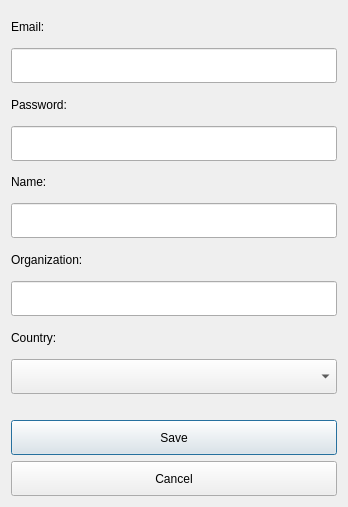
Above: LDMP/gui/DlgSettingsUpdate.ui from ConservationInternational/trends.earth before the change. Below: the same form after it.
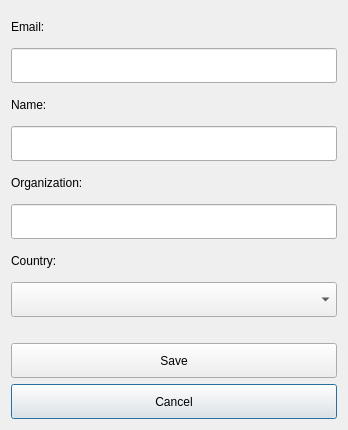
That is the form after the change.

Commit message: Add user deletion and remove set password from update dialog.

The edit to the form file:
```diff
--- a/LDMP/gui/DlgSettingsUpdate.ui
+++ b/LDMP/gui/DlgSettingsUpdate.ui
@@ -7,7 +7,7 @@
     <x>0</x>
     <y>0</y>
     <width>348</width>
-    <height>507</height>
+    <height>430</height>
    </rect>
   </property>
   <property name="sizePolicy">
@@ -20,6 +20,38 @@
    <string>Update user</string>
   </property>
   <layout class="QGridLayout" name="gridLayout">
+   <item row="8" column="0">
+    <spacer name="verticalSpacer">
+     <property name="orientation">
+      <enum>Qt::Vertical</enum>
+     </property>
+     <property name="sizeType">
+      <enum>QSizePolicy::Fixed</enum>
+     </property>
+     <property name="sizeHint" stdset="0">
+      <size>
+       <width>20</width>
+       <height>20</height>
+      </size>
+     </property>
+    </spacer>
+   </item>
+   <item row="5" column="0">
+    <widget class="QLineEdit" name="organization">
+     <property name="minimumSize">
+      <size>
+       <width>0</width>
+       <height>35</height>
+      </size>
+     </property>
+     <property name="inputMethodHints">
+      <set>Qt::ImhNone</set>
+     </property>
+     <property name="echoMode">
+      <enum>QLineEdit::Normal</enum>
+     </property>
+    </widget>
+   </item>
    <item row="0" column="0">
     <widget class="QLabel" name="label_2">
      <property name="sizePolicy">
@@ -33,6 +65,42 @@
      </property>
     </widget>
    </item>
+   <item row="7" column="0">
+    <widget class="QComboBox" name="country">
+     <property name="minimumSize">
+      <size>
+       <width>0</width>
+       <height>35</height>
+      </size>
+     </property>
+    </widget>
+   </item>
+   <item row="10" column="0">
+    <widget class="QPushButton" name="cancel">
+     <property name="minimumSize">
+      <size>
+       <width>0</width>
+       <height>35</height>
+      </size>
+     </property>
+     <property name="text">
+      <string>Cancel</string>
+     </property>
+    </widget>
+   </item>
+   <item row="3" column="0">
+    <widget class="QLineEdit" name="name">
+     <property name="minimumSize">
+      <size>
+       <width>0</width>
+       <height>35</height>
+      </size>
+     </property>
+     <property name="inputMethodHints">
+      <set>Qt::ImhNoAutoUppercase</set>
+     </property>
+    </widget>
+   </item>
    <item row="1" column="0">
     <widget class="QLineEdit" name="email">
      <property name="minimumSize">
@@ -49,91 +117,7 @@
      </property>
     </widget>
    </item>
-   <item row="2" column="0">
-    <widget class="QLabel" name="label_6">
-     <property name="sizePolicy">
-      <sizepolicy hsizetype="Preferred" vsizetype="Minimum">
-       <horstretch>0</horstretch>
-       <verstretch>0</verstretch>
-      </sizepolicy>
-     </property>
-     <property name="text">
-      <string>Password:</string>
-     </property>
-    </widget>
-   </item>
-   <item row="3" column="0">
-    <widget class="QLineEdit" name="password">
-     <property name="minimumSize">
-      <size>
-       <width>0</width>
-       <height>35</height>
-      </size>
-     </property>
-     <property name="inputMethodHints">
-      <set>Qt::ImhHiddenText|Qt::ImhNoAutoUppercase|Qt::ImhNoPredictiveText</set>
-     </property>
-     <property name="echoMode">
-      <enum>QLineEdit::Password</enum>
-     </property>
-    </widget>
-   </item>
-   <item row="4" column="0">
-    <widget class="QLabel" name="label_5">
-     <property name="sizePolicy">
-      <sizepolicy hsizetype="Preferred" vsizetype="Minimum">
-       <horstretch>0</horstretch>
-       <verstretch>0</verstretch>
-      </sizepolicy>
-     </property>
-     <property name="text">
-      <string>Name:</string>
-     </property>
-    </widget>
-   </item>
-   <item row="5" column="0">
-    <widget class="QLineEdit" name="name">
-     <property name="minimumSize">
-      <size>
-       <width>0</width>
-       <height>35</height>
-      </size>
-     </property>
-     <property name="inputMethodHints">
-      <set>Qt::ImhNoAutoUppercase</set>
-     </property>
-    </widget>
-   </item>
    <item row="6" column="0">
-    <widget class="QLabel" name="label_3">
-     <property name="sizePolicy">
-      <sizepolicy hsizetype="Preferred" vsizetype="Minimum">
-       <horstretch>0</horstretch>
-       <verstretch>0</verstretch>
-      </sizepolicy>
-     </property>
-     <property name="text">
-      <string>Organization:</string>
-     </property>
-    </widget>
-   </item>
-   <item row="7" column="0">
-    <widget class="QLineEdit" name="organization">
-     <property name="minimumSize">
-      <size>
-       <width>0</width>
-       <height>35</height>
-      </size>
-     </property>
-     <property name="inputMethodHints">
-      <set>Qt::ImhNone</set>
-     </property>
-     <property name="echoMode">
-      <enum>QLineEdit::Normal</enum>
-     </property>
-    </widget>
-   </item>
-   <item row="8" column="0">
     <widget class="QLabel" name="label_4">
      <property name="sizePolicy">
       <sizepolicy hsizetype="Preferred" vsizetype="Minimum">
@@ -146,33 +130,20 @@
      </property>
     </widget>
    </item>
+   <item row="4" column="0">
+    <widget class="QLabel" name="label_3">
+     <property name="sizePolicy">
+      <sizepolicy hsizetype="Preferred" vsizetype="Minimum">
+       <horstretch>0</horstretch>
+       <verstretch>0</verstretch>
+      </sizepolicy>
+     </property>
+     <property name="text">
+      <string>Organization:</string>
+     </property>
+    </widget>
+   </item>
    <item row="9" column="0">
-    <widget class="QComboBox" name="country">
-     <property name="minimumSize">
-      <size>
-       <width>0</width>
-       <height>35</height>
-      </size>
-     </property>
-    </widget>
-   </item>
-   <item row="10" column="0">
-    <spacer name="verticalSpacer">
-     <property name="orientation">
-      <enum>Qt::Vertical</enum>
-     </property>
-     <property name="sizeType">
-      <enum>QSizePolicy::Fixed</enum>
-     </property>
-     <property name="sizeHint" stdset="0">
-      <size>
-       <width>20</width>
-       <height>20</height>
-      </size>
-     </property>
-    </spacer>
-   </item>
-   <item row="11" column="0">
     <widget class="QPushButton" name="save">
      <property name="minimumSize">
       <size>
@@ -185,16 +156,16 @@
      </property>
     </widget>
    </item>
-   <item row="12" column="0">
-    <widget class="QPushButton" name="cancel">
-     <property name="minimumSize">
-      <size>
-       <width>0</width>
-       <height>35</height>
-      </size>
+   <item row="2" column="0">
+    <widget class="QLabel" name="label_5">
+     <property name="sizePolicy">
+      <sizepolicy hsizetype="Preferred" vsizetype="Minimum">
+       <horstretch>0</horstretch>
+       <verstretch>0</verstretch>
+      </sizepolicy>
      </property>
      <property name="text">
-      <string>Cancel</string>
+      <string>Name:</string>
      </property>
     </widget>
    </item>
```
Left out of the diff: 1 changed line with no effect on the pictures. The commit also changes 2 other files.
